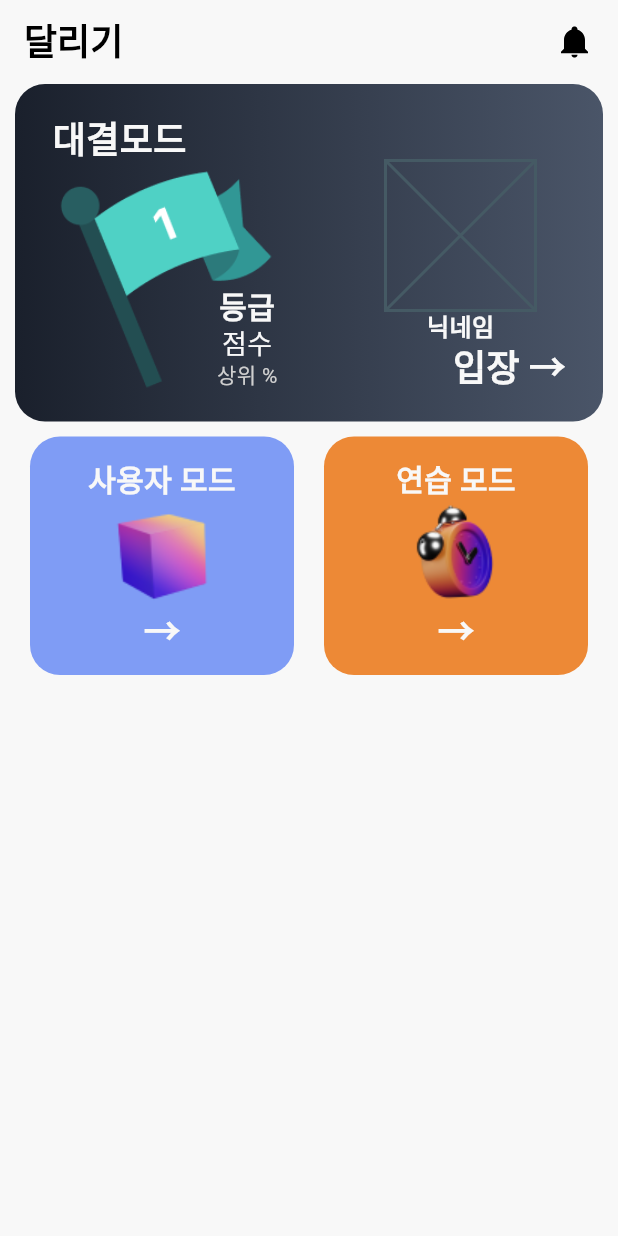
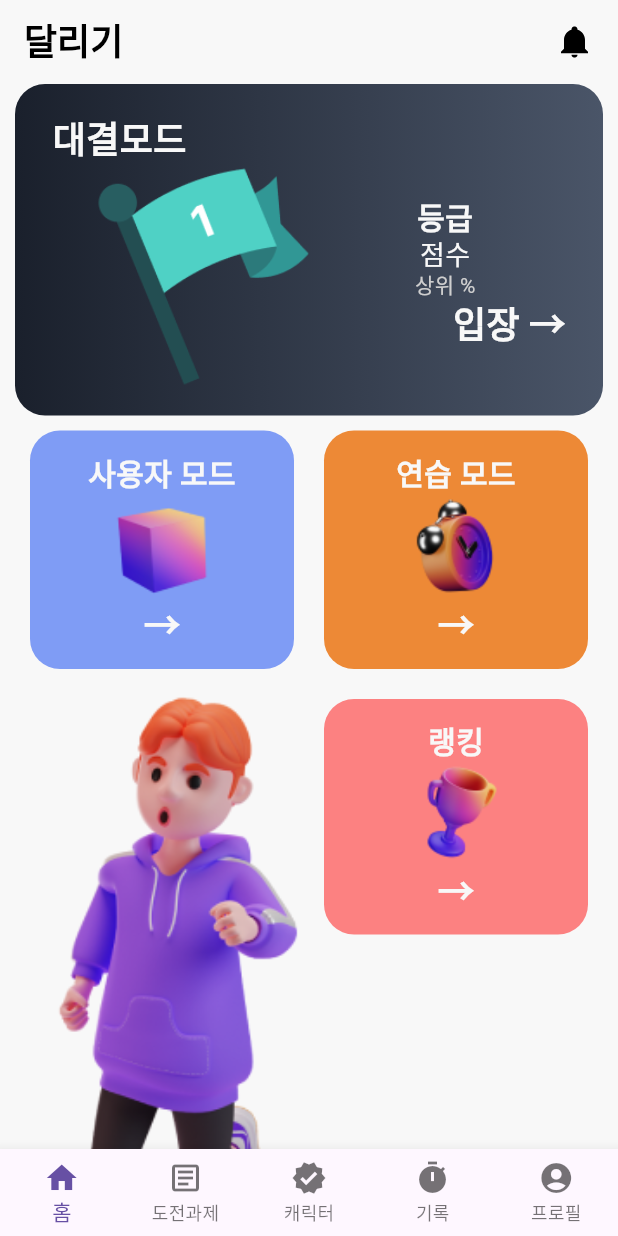
Before and after one commit to RunTime-SSAFY/RunTime, a Flutter app: the screen it shows after launch, on a phone screen of 412 x 824 dp. Run offline on Flutter 3.47's test engine with Material 3 defaults, Android fonts, the phone set to English and light mode, and no system bars; our stand-ins replace flutter_riverpod, flutter_svg; Roboto replaces fonts that are missing (Pretendard).

Commit message:
[feat] 메인화면 완성

```diff
--- a/front_android/lib/src/theme/components/png_image.dart
+++ b/front_android/lib/src/theme/components/png_image.dart
@@ -2,22 +2,28 @@ import 'package:flutter/material.dart';
 
 class PngImage extends StatelessWidget {
   const PngImage({
+    super.key,
     required this.image,
     this.size,
-    super.key,
-  });
+    this.height,
+    this.width,
+    BoxFit? fit,
+  }) : fit = fit ?? BoxFit.contain;
 
   final String image;
+  final BoxFit? fit;
   final double? size;
+  final double? height;
+  final double? width;
 
   @override
   Widget build(BuildContext context) {
     debugPrint('assets/images/$image.png');
     return Image.asset(
       'assets/images/$image.png',
-      fit: BoxFit.contain,
-      height: size,
-      width: size,
+      fit: fit,
+      height: height ?? size,
+      width: width ?? size,
     );
   }
 }
--- a/front_android/lib/src/view/runMain/run_view.dart
+++ b/front_android/lib/src/view/runMain/run_view.dart
@@ -2,6 +2,7 @@ import 'package:flutter/material.dart';
 import 'package:flutter_riverpod/flutter_riverpod.dart';
 import 'package:front_android/src/service/theme_service.dart';
 import 'package:front_android/src/theme/components/app_icon.dart';
+import 'package:front_android/src/theme/components/png_image.dart';
 import 'package:front_android/src/view/runMain/widget/battle_mode_button.dart';
 import 'package:front_android/src/view/runMain/widget/run_main_button.dart';
 import 'package:front_android/util/route_path.dart';
@@ -33,6 +34,7 @@ class RunMainView extends ConsumerWidget {
         child: Column(
           children: [
             const BattleModeButton(),
+            const Spacer(),
             Row(
               children: [
                 Expanded(
@@ -51,8 +53,47 @@ class RunMainView extends ConsumerWidget {
                 ),
               ],
             ),
+            const Spacer(),
+            Row(
+              crossAxisAlignment: CrossAxisAlignment.start,
+              children: [
+                const Expanded(child: PngImage(image: 'main_run_image')),
+                Expanded(
+                  child: RunMainButton(
+                    '랭킹',
+                    RoutePath.ranking,
+                    ref.color.rankingButton,
+                  ),
+                )
+              ],
+            ),
           ],
         ),
+      ),
+      bottomNavigationBar: BottomNavigationBar(
+        type: BottomNavigationBarType.fixed,
+        items: const [
+          BottomNavigationBarItem(
+            icon: Icon(Icons.home),
+            label: '홈',
+          ),
+          BottomNavigationBarItem(
+            icon: Icon(Icons.article_outlined),
+            label: '도전과제',
+          ),
+          BottomNavigationBarItem(
+            icon: Icon(Icons.verified),
+            label: '캐릭터',
+          ),
+          BottomNavigationBarItem(
+            icon: Icon(Icons.timer),
+            label: '기록',
+          ),
+          BottomNavigationBarItem(
+            icon: Icon(Icons.account_circle_rounded),
+            label: '프로필',
+          ),
+        ],
       ),
     );
   }
--- a/front_android/lib/src/view/runMain/widget/battle_mode_button.dart
+++ b/front_android/lib/src/view/runMain/widget/battle_mode_button.dart
@@ -1,4 +1,6 @@
+import 'package:flutter/cupertino.dart';
 import 'package:flutter/material.dart';
+import 'package:flutter/widgets.dart';
 import 'package:flutter_riverpod/flutter_riverpod.dart';
 import 'package:front_android/src/service/theme_service.dart';
 import 'package:front_android/src/theme/components/png_image.dart';
@@ -44,15 +46,19 @@ class BattleModeButton extends ConsumerWidget {
                   ),
                   Row(
                     children: [
-                      Stack(
+                      const SizedBox(
+                        height: 150,
+                        child: PngImage(
+                          image: 'pro_1',
+                          size: 200,
+                        ),
+                      ),
+                      const Spacer(),
+                      Column(
+                        crossAxisAlignment: CrossAxisAlignment.end,
                         children: [
-                          const PngImage(
-                            image: 'pro_1',
-                            size: 150,
-                          ),
-                          Positioned(
-                            bottom: 0,
-                            right: 0,
+                          Padding(
+                            padding: const EdgeInsets.only(right: 60),
                             child: Column(
                               children: [
                                 Text(
@@ -69,27 +75,6 @@ class BattleModeButton extends ConsumerWidget {
                                     color: ref.color.lightText,
                                   ),
                                 )
-                              ],
-                            ),
-                          ),
-                        ],
-                      ),
-                      const Spacer(),
-                      Column(
-                        crossAxisAlignment: CrossAxisAlignment.end,
-                        children: [
-                          Padding(
-                            padding: const EdgeInsets.only(right: 20),
-                            child: Column(
-                              children: [
-                                const Placeholder(
-                                  fallbackWidth: 100,
-                                  fallbackHeight: 100,
-                                ),
-                                Text(
-                                  '닉네임',
-                                  style: ref.typo.headline3,
-                                ),
                               ],
                             ),
                           ),
--- a/front_android/lib/src/view/runMain/widget/run_main_button.dart
+++ b/front_android/lib/src/view/runMain/widget/run_main_button.dart
@@ -30,6 +30,7 @@ class RunMainButton extends ConsumerWidget {
           color: color,
         ),
         child: Column(
+          mainAxisAlignment: MainAxisAlignment.spaceAround,
           children: [
             Text(
               modeName,
@@ -39,11 +40,10 @@ class RunMainButton extends ConsumerWidget {
               image: modeRoute,
               size: 70,
             ),
-            Positioned(
-                child: Text(
+            Text(
               '→',
               style: ref.typo.headline1,
-            ))
+            )
           ],
         ),
       ),
```
Also changed, not shown: front_android/assets/images/main_run_image.png (added).
